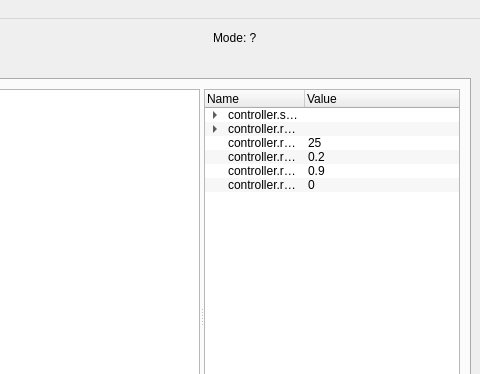
Before: the Qt Designer form stompy/ui/stompy.ui in braingram/stompy, drawn with Qt 5; both pictures show x 324 to 804 and y 0 to 374 of the 804 by 584 pixel window.
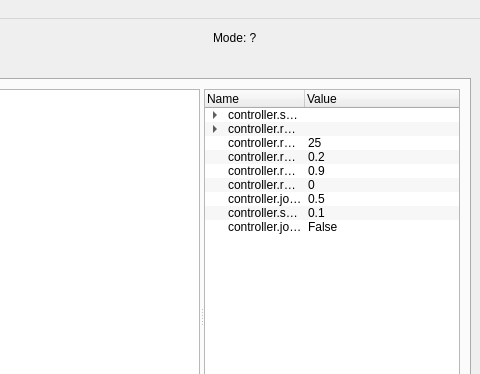
After: the same form once the commit is applied. The open tabs and pages were chosen to show the change. Custom widgets are drawn as their Qt base class.

Commit message: adding polynomial joystick smoothing [off by default]

What changed in the file:
```diff
--- a/stompy/ui/stompy.ui
+++ b/stompy/ui/stompy.ui
@@ -940,6 +940,39 @@
                <set>ItemIsSelectable|ItemIsEditable|ItemIsDragEnabled|ItemIsUserCheckable|ItemIsEnabled</set>
               </property>
              </item>
+             <item>
+              <property name="text">
+               <string>controller.joy.settle_time</string>
+              </property>
+              <property name="text">
+               <string>0.5</string>
+              </property>
+              <property name="flags">
+               <set>ItemIsSelectable|ItemIsEditable|ItemIsDragEnabled|ItemIsUserCheckable|ItemIsEnabled</set>
+              </property>
+             </item>
+             <item>
+              <property name="text">
+               <string>controller.send_target_dt</string>
+              </property>
+              <property name="text">
+               <string>0.1</string>
+              </property>
+              <property name="flags">
+               <set>ItemIsSelectable|ItemIsEditable|ItemIsDragEnabled|ItemIsUserCheckable|ItemIsEnabled</set>
+              </property>
+             </item>
+             <item>
+              <property name="text">
+               <string>controller.joy_smoothing</string>
+              </property>
+              <property name="text">
+               <string>False</string>
+              </property>
+              <property name="flags">
+               <set>ItemIsSelectable|ItemIsEditable|ItemIsDragEnabled|ItemIsUserCheckable|ItemIsEnabled</set>
+              </property>
+             </item>
             </widget>
            </widget>
           </item>
```
Left out of the diff: 2 changed lines with no effect on the pictures. The commit also changes 5 other files.
